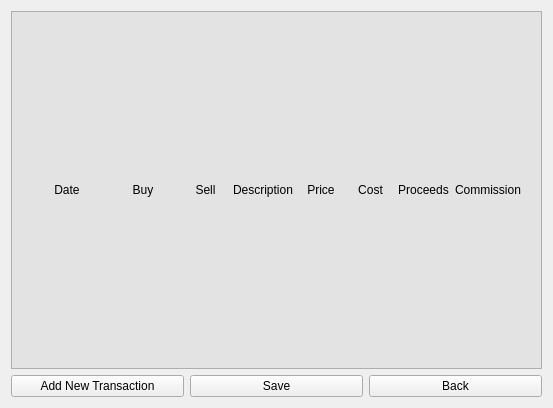
w-ge/Gain-Loss-Calculator, file GainLossCalculator/gainlosscalculator.ui: the form before one commit.
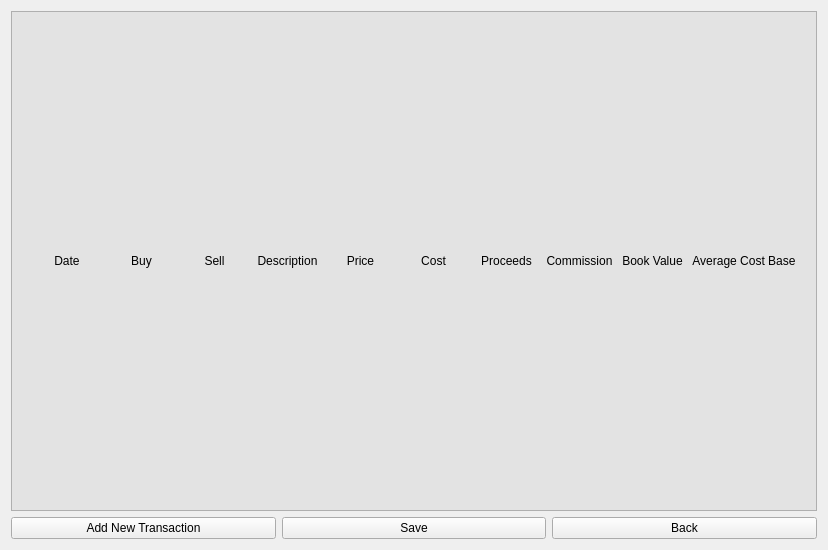
The form after the commit.

```diff
--- a/GainLossCalculator/gainlosscalculator.ui
+++ b/GainLossCalculator/gainlosscalculator.ui
@@ -6,8 +6,8 @@
    <rect>
     <x>0</x>
     <y>0</y>
-    <width>553</width>
-    <height>408</height>
+    <width>828</width>
+    <height>550</height>
    </rect>
   </property>
   <property name="windowTitle">
@@ -29,8 +29,8 @@
          <rect>
           <x>0</x>
           <y>0</y>
-          <width>531</width>
-          <height>355</height>
+          <width>806</width>
+          <height>497</height>
          </rect>
         </property>
         <layout class="QHBoxLayout" name="horizontalLayout_6">
@@ -76,7 +76,7 @@
                </property>
                <property name="minimumSize">
                 <size>
-                 <width>70</width>
+                 <width>65</width>
                  <height>0</height>
                 </size>
                </property>
@@ -96,6 +96,12 @@
                  <verstretch>0</verstretch>
                 </sizepolicy>
                </property>
+               <property name="minimumSize">
+                <size>
+                 <width>65</width>
+                 <height>0</height>
+                </size>
+               </property>
                <property name="text">
                 <string>Sell</string>
                </property>
@@ -112,6 +118,12 @@
                  <verstretch>0</verstretch>
                 </sizepolicy>
                </property>
+               <property name="minimumSize">
+                <size>
+                 <width>65</width>
+                 <height>0</height>
+                </size>
+               </property>
                <property name="text">
                 <string>Description</string>
                </property>
@@ -128,6 +140,12 @@
                  <verstretch>0</verstretch>
                 </sizepolicy>
                </property>
+               <property name="minimumSize">
+                <size>
+                 <width>65</width>
+                 <height>0</height>
+                </size>
+               </property>
                <property name="text">
                 <string>Price</string>
                </property>
@@ -144,6 +162,12 @@
                  <verstretch>0</verstretch>
                 </sizepolicy>
                </property>
+               <property name="minimumSize">
+                <size>
+                 <width>65</width>
+                 <height>0</height>
+                </size>
+               </property>
                <property name="text">
                 <string>Cost</string>
                </property>
@@ -160,6 +184,12 @@
                  <verstretch>0</verstretch>
                 </sizepolicy>
                </property>
+               <property name="minimumSize">
+                <size>
+                 <width>65</width>
+                 <height>0</height>
+                </size>
+               </property>
                <property name="text">
                 <string>Proceeds</string>
                </property>
@@ -176,6 +206,12 @@
                  <verstretch>0</verstretch>
                 </sizepolicy>
                </property>
+               <property name="minimumSize">
+                <size>
+                 <width>65</width>
+                 <height>0</height>
+                </size>
+               </property>
                <property name="text">
                 <string>Commission</string>
                </property>
@@ -184,6 +220,50 @@
                </property>
               </widget>
              </item>
+             <item>
+              <widget class="QLabel" name="label_8">
+               <property name="sizePolicy">
+                <sizepolicy hsizetype="Expanding" vsizetype="Preferred">
+                 <horstretch>0</horstretch>
+                 <verstretch>0</verstretch>
+                </sizepolicy>
+               </property>
+               <property name="minimumSize">
+                <size>
+                 <width>65</width>
+                 <height>0</height>
+                </size>
+               </property>
+               <property name="text">
+                <string>Book Value</string>
+               </property>
+               <property name="alignment">
+                <set>Qt::AlignCenter</set>
+               </property>
+              </widget>
+             </item>
+             <item>
+              <widget class="QLabel" name="label_10">
+               <property name="sizePolicy">
+                <sizepolicy hsizetype="Expanding" vsizetype="Preferred">
+                 <horstretch>0</horstretch>
+                 <verstretch>0</verstretch>
+                </sizepolicy>
+               </property>
+               <property name="minimumSize">
+                <size>
+                 <width>65</width>
+                 <height>0</height>
+                </size>
+               </property>
+               <property name="text">
+                <string>Average Cost Base</string>
+               </property>
+               <property name="alignment">
+                <set>Qt::AlignCenter</set>
+               </property>
+              </widget>
+             </item>
             </layout>
            </item>
           </layout>
```
